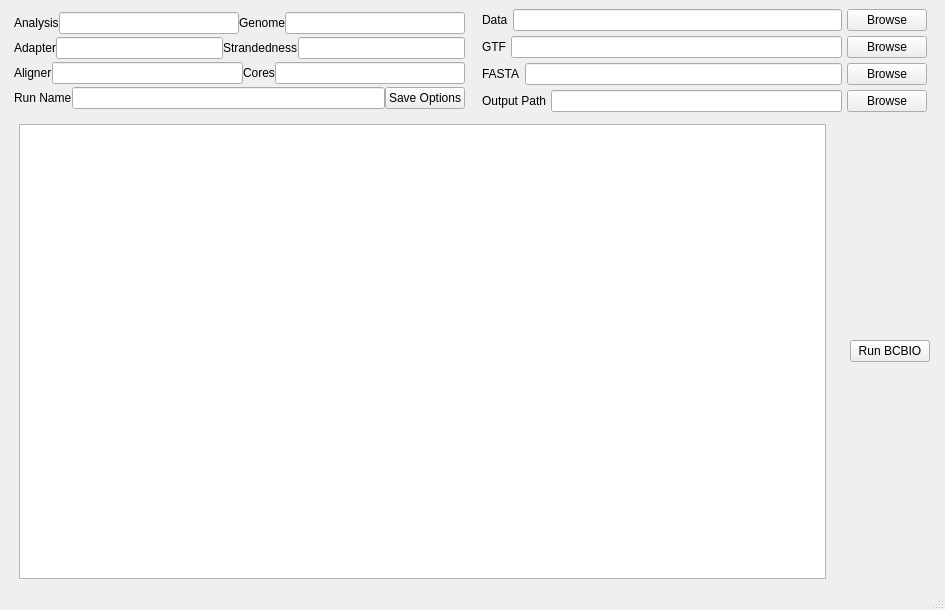
sami-amer/bcbio_helper_gui, file ui/helper_gui.ui: the form before one commit.
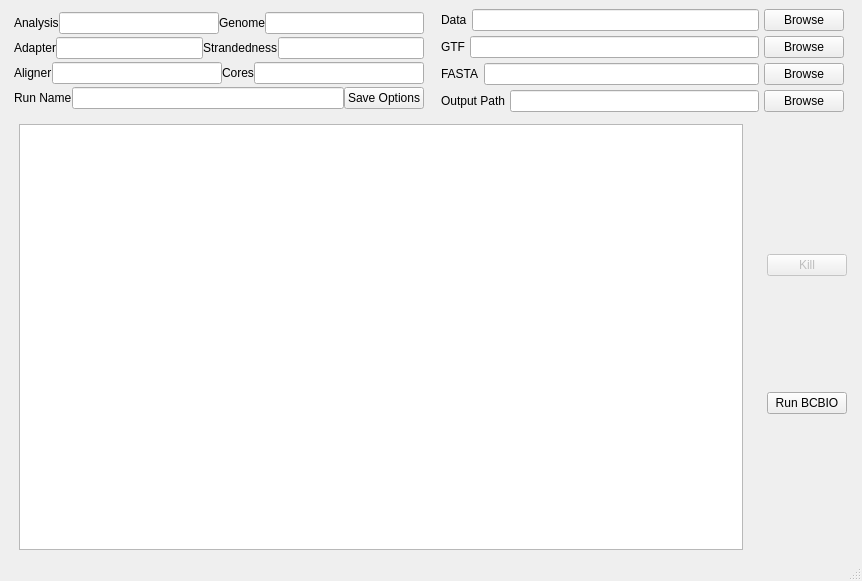
The form after the commit.

Commit message: updated gui to add kill switch

```diff
--- a/ui/helper_gui.ui
+++ b/ui/helper_gui.ui
@@ -6,8 +6,8 @@
    <rect>
     <x>0</x>
     <y>0</y>
-    <width>945</width>
-    <height>610</height>
+    <width>862</width>
+    <height>581</height>
    </rect>
   </property>
   <property name="windowTitle">
@@ -66,11 +66,60 @@
          </widget>
         </item>
         <item>
-         <widget class="QPushButton" name="runButton_button">
-          <property name="text">
-           <string>Run BCBIO</string>
+         <layout class="QVBoxLayout" name="button_Vbox">
+          <property name="spacing">
+           <number>0</number>
           </property>
-         </widget>
+          <item>
+           <spacer name="verticalSpacer">
+            <property name="orientation">
+             <enum>Qt::Vertical</enum>
+            </property>
+            <property name="sizeType">
+             <enum>QSizePolicy::Fixed</enum>
+            </property>
+            <property name="sizeHint" stdset="0">
+             <size>
+              <width>20</width>
+              <height>14</height>
+             </size>
+            </property>
+           </spacer>
+          </item>
+          <item>
+           <widget class="QPushButton" name="kill_button">
+            <property name="enabled">
+             <bool>false</bool>
+            </property>
+            <property name="text">
+             <string>Kill</string>
+            </property>
+           </widget>
+          </item>
+          <item>
+           <widget class="QPushButton" name="runButton_button">
+            <property name="text">
+             <string>Run BCBIO</string>
+            </property>
+           </widget>
+          </item>
+          <item>
+           <spacer name="verticalSpacer_2">
+            <property name="orientation">
+             <enum>Qt::Vertical</enum>
+            </property>
+            <property name="sizeType">
+             <enum>QSizePolicy::Fixed</enum>
+            </property>
+            <property name="sizeHint" stdset="0">
+             <size>
+              <width>20</width>
+              <height>20</height>
+             </size>
+            </property>
+           </spacer>
+          </item>
+         </layout>
         </item>
        </layout>
       </item>
```
The commit also changes 2 other files.
